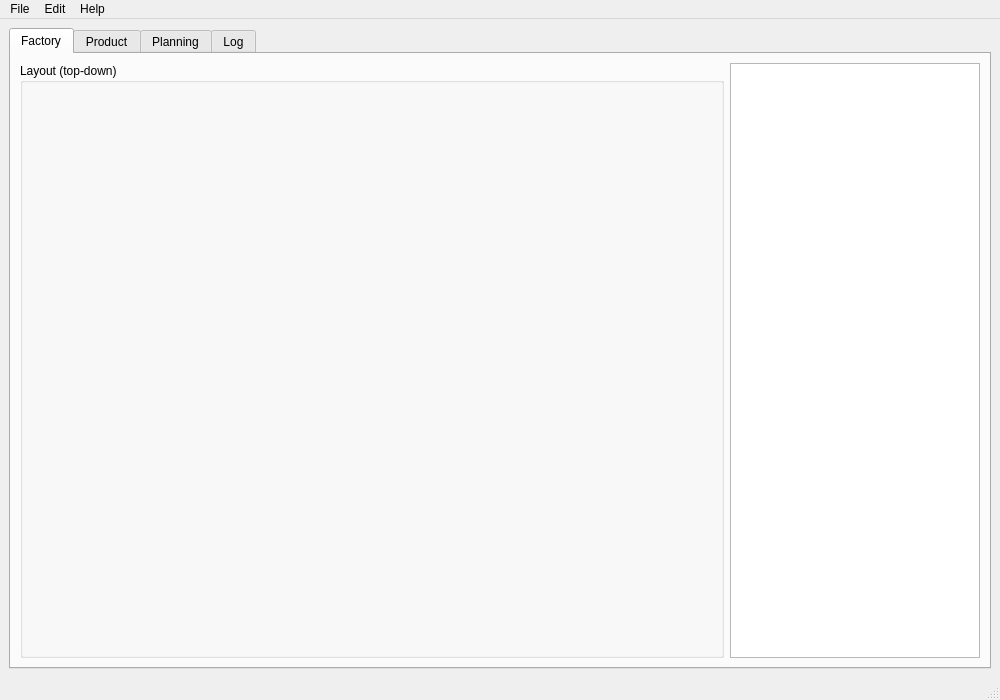
This is src/arise_project/gui/source/main_window.ui in mbsa-tud/ARISE as Qt 5 draws it before an edit. The edited form follows.
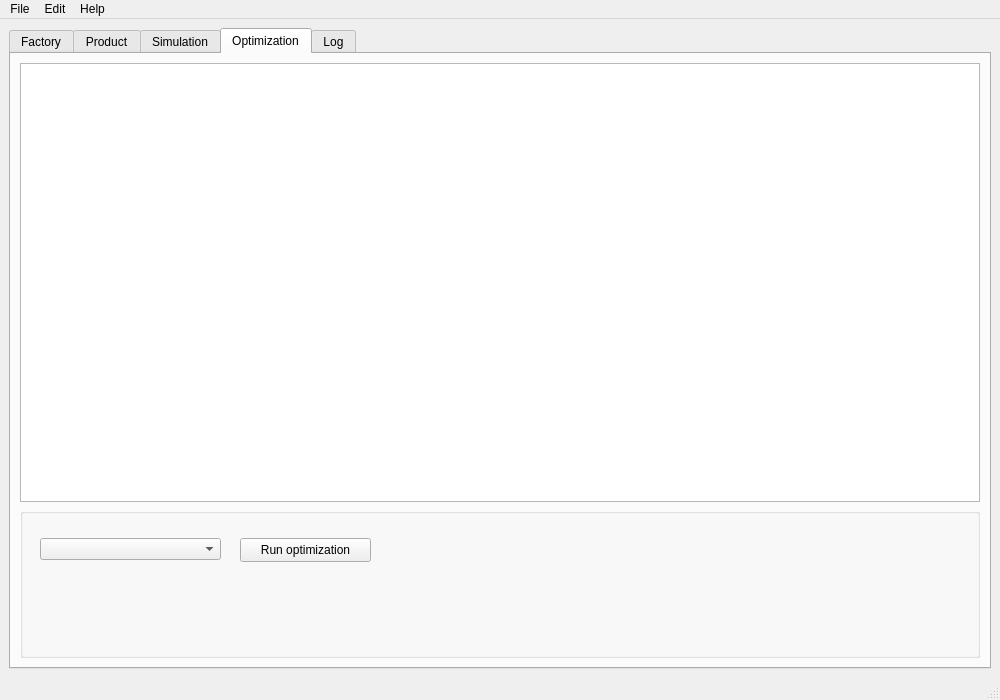
This is the edited form. The open tabs and pages were chosen to show the change.

```diff
--- a/src/arise_project/gui/source/main_window.ui
+++ b/src/arise_project/gui/source/main_window.ui
@@ -86,7 +86,7 @@
       </widget>
       <widget class="QWidget" name="tab_planning">
        <attribute name="title">
-        <string>Planning</string>
+        <string>Simulation</string>
        </attribute>
        <layout class="QVBoxLayout" name="verticalLayout_3">
         <item>
@@ -390,6 +390,59 @@
         </item>
        </layout>
       </widget>
+      <widget class="QWidget" name="tab_optimization">
+       <attribute name="title">
+        <string>Optimization</string>
+       </attribute>
+       <layout class="QVBoxLayout" name="verticalLayout_4">
+        <item>
+         <widget class="QTableWidget" name="tableWidget_optimization_actions">
+          <property name="selectionMode">
+           <enum>QAbstractItemView::SingleSelection</enum>
+          </property>
+          <property name="selectionBehavior">
+           <enum>QAbstractItemView::SelectRows</enum>
+          </property>
+         </widget>
+        </item>
+        <item>
+         <widget class="QGroupBox" name="groupBox">
+          <property name="minimumSize">
+           <size>
+            <width>0</width>
+            <height>150</height>
+           </size>
+          </property>
+          <property name="title">
+           <string/>
+          </property>
+          <widget class="QPushButton" name="pushButton_run_optimization">
+           <property name="geometry">
+            <rect>
+             <x>220</x>
+             <y>30</y>
+             <width>131</width>
+             <height>24</height>
+            </rect>
+           </property>
+           <property name="text">
+            <string>Run optimization</string>
+           </property>
+          </widget>
+          <widget class="QComboBox" name="comboBox_optimization_algorithms">
+           <property name="geometry">
+            <rect>
+             <x>20</x>
+             <y>30</y>
+             <width>181</width>
+             <height>22</height>
+            </rect>
+           </property>
+          </widget>
+         </widget>
+        </item>
+       </layout>
+      </widget>
       <widget class="QWidget" name="tab_log">
        <attribute name="title">
         <string>Log</string>
```
Left out of the diff: 14 changed lines with no effect on the pictures.
